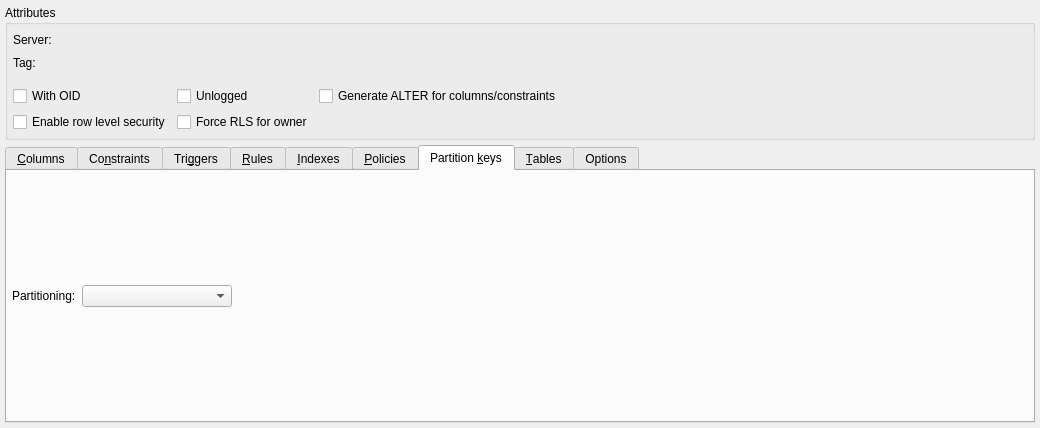
Old version of the form libs/libgui/ui/dbobjects/tablewidget.ui in the repository pgmodeler/pgmodeler.
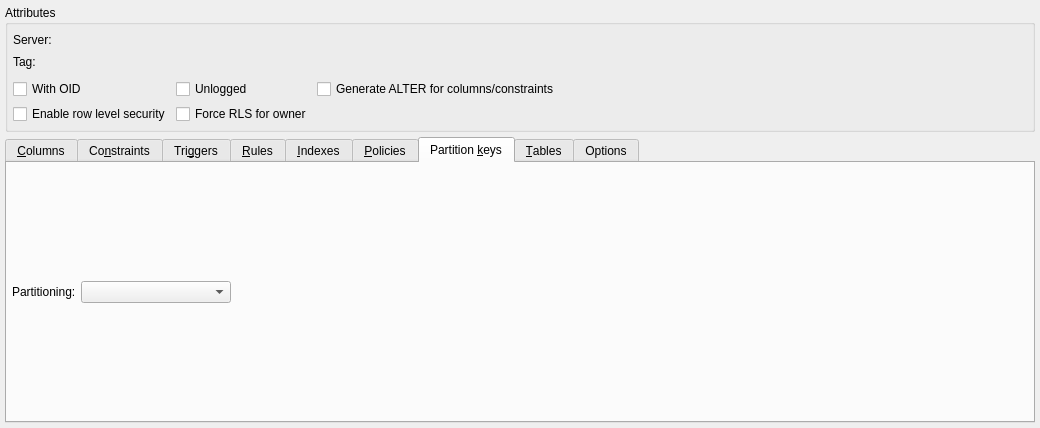
New version of the form. The open tabs and pages were chosen to show the change.

What changed in the file:
```diff
--- a/libs/libgui/ui/dbobjects/tablewidget.ui
+++ b/libs/libgui/ui/dbobjects/tablewidget.ui
@@ -50,10 +50,16 @@
       <property name="bottomMargin">
        <number>5</number>
       </property>
+      <property name="spacing">
+       <number>5</number>
+      </property>
       <item row="2" column="0" colspan="2">
        <layout class="QGridLayout" name="gridLayout">
         <property name="topMargin">
-         <number>10</number>
+         <number>5</number>
+        </property>
+        <property name="spacing">
+         <number>5</number>
         </property>
         <item row="0" column="1">
          <widget class="QCheckBox" name="unlogged_chk">
@@ -240,6 +246,9 @@
        <property name="bottomMargin">
         <number>5</number>
        </property>
+       <property name="spacing">
+        <number>5</number>
+       </property>
        <item row="0" column="0">
         <widget class="QLabel" name="partitioning_type_lbl">
          <property name="sizePolicy">
@@ -255,6 +264,9 @@
        </item>
        <item row="0" column="1">
         <layout class="QHBoxLayout" name="horizontalLayout">
+         <property name="spacing">
+          <number>5</number>
+         </property>
          <item>
           <widget class="QComboBox" name="partitioning_type_cmb">
            <property name="minimumSize">
```
